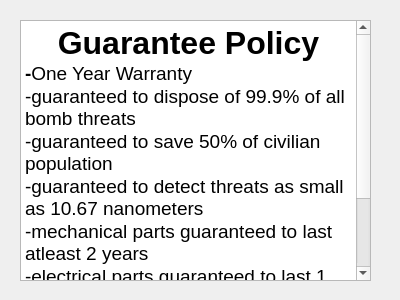
This is CS1C-Project-Master/guarantee.ui in AustinVaday/CS1C-Class-Project as Qt 5 draws it before an edit. The edited form follows.
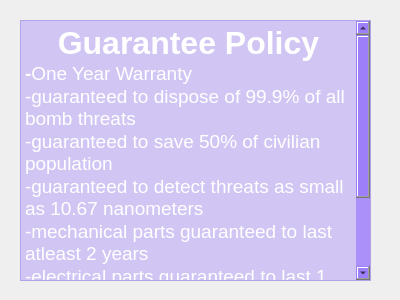
This is the edited form. Icons and pictures are not drawn.

Diff of the .ui file:
```diff
--- a/CS1C-Project-Master/guarantee.ui
+++ b/CS1C-Project-Master/guarantee.ui
@@ -13,6 +13,12 @@
   <property name="windowTitle">
    <string>Dialog</string>
   </property>
+  <property name="styleSheet">
+   <string notr="true">#Guarantee{
+	background-image: url(:/Resources/coral.jpg);
+
+}</string>
+  </property>
   <widget class="QTextBrowser" name="textBrowser">
    <property name="geometry">
     <rect>
@@ -22,21 +28,25 @@
      <height>261</height>
     </rect>
    </property>
+   <property name="styleSheet">
+    <string notr="true">
+background-color: rgba(121, 74, 255, 64);</string>
+   </property>
    <property name="html">
     <string>&lt;!DOCTYPE HTML PUBLIC &quot;-//W3C//DTD HTML 4.0//EN&quot; &quot;http://www.w3.org/TR/REC-html40/strict.dtd&quot;&gt;
 &lt;html&gt;&lt;head&gt;&lt;meta name=&quot;qrichtext&quot; content=&quot;1&quot; /&gt;&lt;style type=&quot;text/css&quot;&gt;
 p, li { white-space: pre-wrap; }
 &lt;/style&gt;&lt;/head&gt;&lt;body style=&quot; font-family:'.Lucida Grande UI'; font-size:13pt; font-weight:400; font-style:normal;&quot;&gt;
-&lt;p align=&quot;center&quot; style=&quot; margin-top:0px; margin-bottom:0px; margin-left:0px; margin-right:0px; -qt-block-indent:0; text-indent:0px;&quot;&gt;&lt;span style=&quot; font-size:24pt; font-weight:600;&quot;&gt;Guarantee Policy&lt;/span&gt;&lt;/p&gt;
-&lt;p style=&quot; margin-top:0px; margin-bottom:0px; margin-left:0px; margin-right:0px; -qt-block-indent:0; text-indent:0px;&quot;&gt;&lt;span style=&quot; font-size:14pt; font-weight:600;&quot;&gt;-&lt;/span&gt;&lt;span style=&quot; font-size:14pt;&quot;&gt;One Year Warranty&lt;/span&gt;&lt;/p&gt;
-&lt;p style=&quot; margin-top:0px; margin-bottom:0px; margin-left:0px; margin-right:0px; -qt-block-indent:0; text-indent:0px;&quot;&gt;&lt;span style=&quot; font-size:14pt;&quot;&gt;-guaranteed to dispose of 99.9% of all bomb threats&lt;/span&gt;&lt;/p&gt;
-&lt;p style=&quot; margin-top:0px; margin-bottom:0px; margin-left:0px; margin-right:0px; -qt-block-indent:0; text-indent:0px;&quot;&gt;&lt;span style=&quot; font-size:14pt;&quot;&gt;-guaranteed to save 50% of civilian population&lt;/span&gt;&lt;/p&gt;
-&lt;p style=&quot; margin-top:0px; margin-bottom:0px; margin-left:0px; margin-right:0px; -qt-block-indent:0; text-indent:0px;&quot;&gt;&lt;span style=&quot; font-size:14pt;&quot;&gt;-guaranteed to detect threats as small as 10.67 nanometers&lt;/span&gt;&lt;/p&gt;
-&lt;p style=&quot; margin-top:0px; margin-bottom:0px; margin-left:0px; margin-right:0px; -qt-block-indent:0; text-indent:0px;&quot;&gt;&lt;span style=&quot; font-size:14pt;&quot;&gt;-mechanical parts guaranteed to last atleast 2 years&lt;/span&gt;&lt;/p&gt;
-&lt;p style=&quot; margin-top:0px; margin-bottom:0px; margin-left:0px; margin-right:0px; -qt-block-indent:0; text-indent:0px;&quot;&gt;&lt;span style=&quot; font-size:14pt;&quot;&gt;-electrical parts guaranteed to last 1 year&lt;/span&gt;&lt;/p&gt;
-&lt;p style=&quot; margin-top:0px; margin-bottom:0px; margin-left:0px; margin-right:0px; -qt-block-indent:0; text-indent:0px;&quot;&gt;&lt;span style=&quot; font-size:14pt;&quot;&gt;-saving lives: priceless&lt;/span&gt;&lt;/p&gt;
-&lt;p style=&quot;-qt-paragraph-type:empty; margin-top:0px; margin-bottom:0px; margin-left:0px; margin-right:0px; -qt-block-indent:0; text-indent:0px; font-size:14pt;&quot;&gt;&lt;br /&gt;&lt;/p&gt;
-&lt;p style=&quot; margin-top:0px; margin-bottom:0px; margin-left:0px; margin-right:0px; -qt-block-indent:0; text-indent:0px;&quot;&gt;&lt;span style=&quot; font-size:9pt;&quot;&gt;*****any tampering with the meowzers robot will lead to explosion of the Earth&lt;/span&gt;&lt;/p&gt;&lt;/body&gt;&lt;/html&gt;</string>
+&lt;p align=&quot;center&quot; style=&quot; margin-top:0px; margin-bottom:0px; margin-left:0px; margin-right:0px; -qt-block-indent:0; text-indent:0px;&quot;&gt;&lt;span style=&quot; font-size:24pt; font-weight:600; color:#ffffff;&quot;&gt;Guarantee Policy&lt;/span&gt;&lt;/p&gt;
+&lt;p style=&quot; margin-top:0px; margin-bottom:0px; margin-left:0px; margin-right:0px; -qt-block-indent:0; text-indent:0px;&quot;&gt;&lt;span style=&quot; font-size:14pt; font-weight:600; color:#ffffff;&quot;&gt;-&lt;/span&gt;&lt;span style=&quot; font-size:14pt; color:#ffffff;&quot;&gt;One Year Warranty&lt;/span&gt;&lt;/p&gt;
+&lt;p style=&quot; margin-top:0px; margin-bottom:0px; margin-left:0px; margin-right:0px; -qt-block-indent:0; text-indent:0px;&quot;&gt;&lt;span style=&quot; font-size:14pt; color:#ffffff;&quot;&gt;-guaranteed to dispose of 99.9% of all bomb threats&lt;/span&gt;&lt;/p&gt;
+&lt;p style=&quot; margin-top:0px; margin-bottom:0px; margin-left:0px; margin-right:0px; -qt-block-indent:0; text-indent:0px;&quot;&gt;&lt;span style=&quot; font-size:14pt; color:#ffffff;&quot;&gt;-guaranteed to save 50% of civilian population&lt;/span&gt;&lt;/p&gt;
+&lt;p style=&quot; margin-top:0px; margin-bottom:0px; margin-left:0px; margin-right:0px; -qt-block-indent:0; text-indent:0px;&quot;&gt;&lt;span style=&quot; font-size:14pt; color:#ffffff;&quot;&gt;-guaranteed to detect threats as small as 10.67 nanometers&lt;/span&gt;&lt;/p&gt;
+&lt;p style=&quot; margin-top:0px; margin-bottom:0px; margin-left:0px; margin-right:0px; -qt-block-indent:0; text-indent:0px;&quot;&gt;&lt;span style=&quot; font-size:14pt; color:#ffffff;&quot;&gt;-mechanical parts guaranteed to last atleast 2 years&lt;/span&gt;&lt;/p&gt;
+&lt;p style=&quot; margin-top:0px; margin-bottom:0px; margin-left:0px; margin-right:0px; -qt-block-indent:0; text-indent:0px;&quot;&gt;&lt;span style=&quot; font-size:14pt; color:#ffffff;&quot;&gt;-electrical parts guaranteed to last 1 year&lt;/span&gt;&lt;/p&gt;
+&lt;p style=&quot; margin-top:0px; margin-bottom:0px; margin-left:0px; margin-right:0px; -qt-block-indent:0; text-indent:0px;&quot;&gt;&lt;span style=&quot; font-size:14pt; color:#ffffff;&quot;&gt;-saving lives: priceless&lt;/span&gt;&lt;/p&gt;
+&lt;p style=&quot;-qt-paragraph-type:empty; margin-top:0px; margin-bottom:0px; margin-left:0px; margin-right:0px; -qt-block-indent:0; text-indent:0px; font-size:14pt; color:#ffffff;&quot;&gt;&lt;br /&gt;&lt;/p&gt;
+&lt;p style=&quot; margin-top:0px; margin-bottom:0px; margin-left:0px; margin-right:0px; -qt-block-indent:0; text-indent:0px;&quot;&gt;&lt;span style=&quot; font-size:9pt; color:#ffffff;&quot;&gt;*****any tampering with the meowzers robot will lead to explosion of the Earth&lt;/span&gt;&lt;/p&gt;&lt;/body&gt;&lt;/html&gt;</string>
    </property>
   </widget>
  </widget>
```
